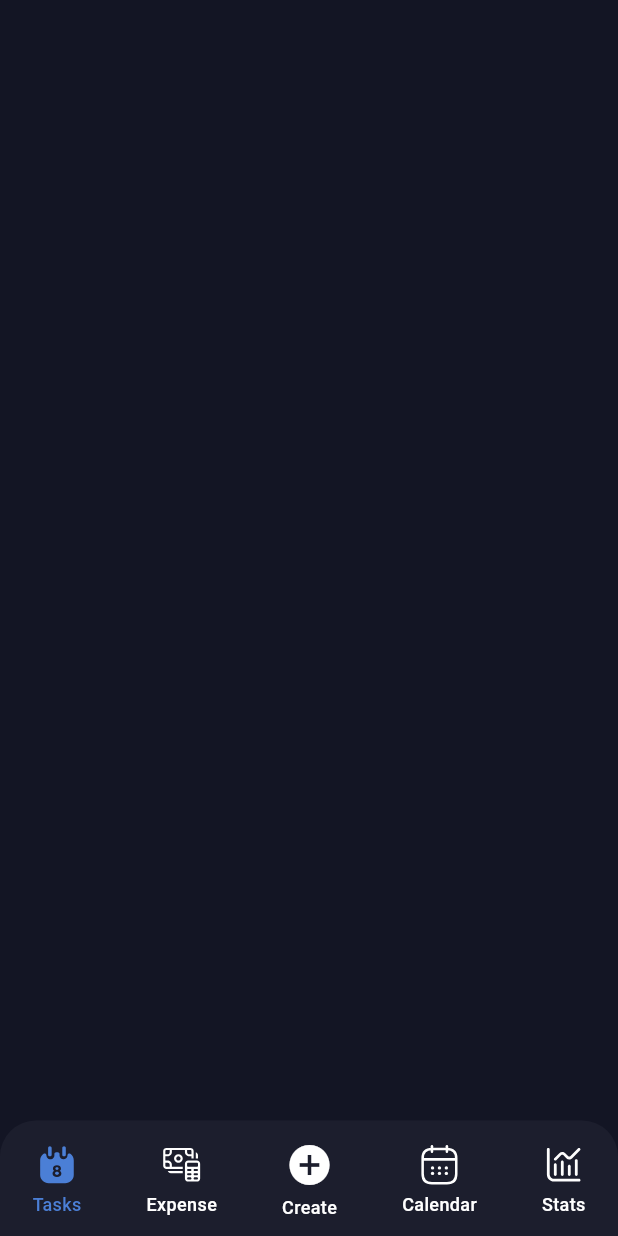
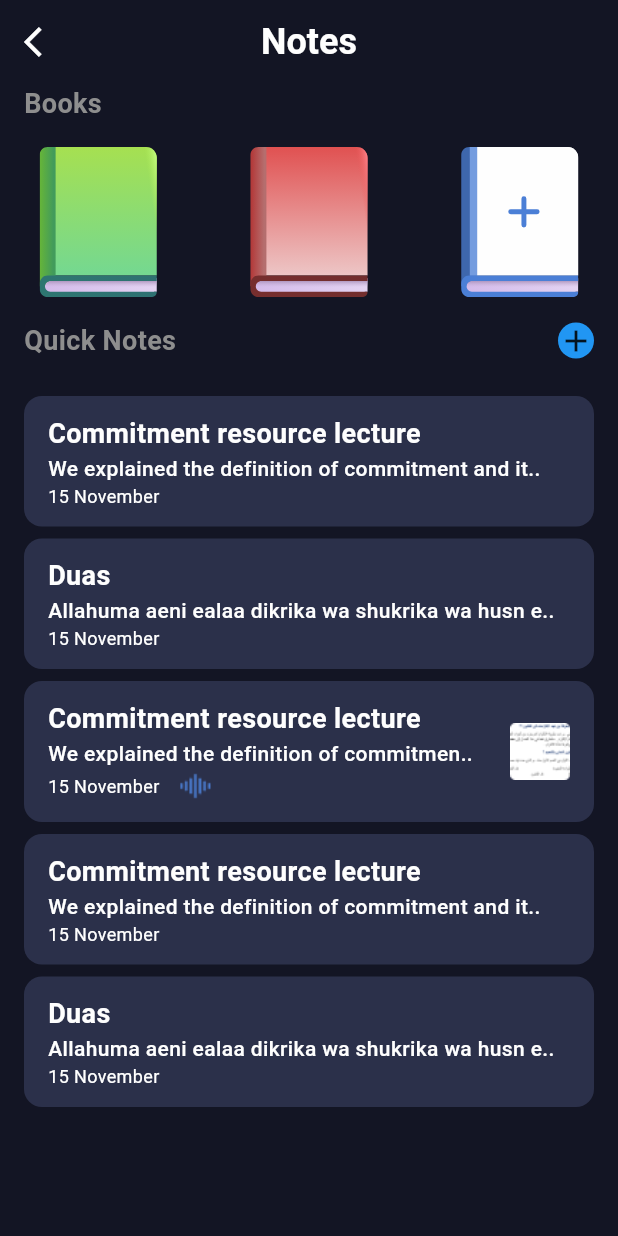
Before and after one commit to jakhongirovjasurbek/productive, a Flutter app: the screen it shows after launch, on a phone screen of 412 x 824 dp. Run offline on Flutter 3.47's test engine with Material 3 defaults, Android fonts, the phone set to English and light mode, and no system bars; drawn by our look-alikes of flutter_slidable, keyboard_dismisser; our stand-ins replace bloc, cached_network_image, device_preview, flutter_bloc, flutter_svg, gap and 3 more; Roboto replaces fonts that are missing (Barlow); project files that could hold a hidden picture were left out.

Commit message:
notes tayyor

```diff
--- a/lib/assets/icons.dart
+++ b/lib/assets/icons.dart
@@ -1,14 +1,19 @@
 const _bnb = 'assets/icons/bnb/';
 
 const path="assets/icons/forgot_password/";
+const pathNotes="assets/icons/notes_svg/";
 
 class AppIcons {
   static const rectangle = "assets/create_new_password/user.png";
   static const isCheck = "assets/create_new_password/isCheck.svg";
   static const logo = "assets/icons/logo.svg";
-    static const right = "assets/icons/right.svg";
+  static const right = "assets/icons/right.svg";
   static const left = "assets/icons/left.svg";
   final back="${path}back.svg";
+  final greenbook="${pathNotes}green_book.svg";
+  final redbook="${pathNotes}red_book.svg";
+  final plusbook="${pathNotes}plus_book.svg";
+  final plus="${pathNotes}plus.svg";
 
 
   static const tasks = "${_bnb}tasks.svg";
--- a/lib/assets/images.dart
+++ b/lib/assets/images.dart
@@ -1,8 +1,13 @@
 const pathImages="assets/images/";
 
+
+
+
 class AppImages {
-  static const unknown = "${pathImages}unknown.png";
-  static const person = "${pathImages}person.png";
-  static const onboardingFirstImage = "assets/images/onboarding_first_image.png";
-  static const onboardingSecondImage = "assets/images/onboarding_second_image.png";
+  final unknown = "${pathImages}unknown.png";
+  final person = "${pathImages}person.png";
+  final audio = "${pathImages}audio.png";
+  final photo = "${pathImages}node_picture.png";
+  final onboardingFirstImage = "assets/images/onboarding_first_image.png";
+  final onboardingSecondImage = "assets/images/onboarding_second_image.png";
 }
--- a/lib/core/pages/onboarding.dart
+++ b/lib/core/pages/onboarding.dart
@@ -62,12 +62,12 @@ class _OnBoardingState extends State<OnBoarding> {
                 controller: controller,
                 children: [
                   OnboardingPageItem(
-                    image: AppImages.onboardingFirstImage,
+                    image: context.images.onboardingFirstImage,
                     desciption: localization.help,
                     title: localization.easyManage,
                   ),
                   OnboardingPageItem(
-                    image:AppImages.onboardingSecondImage,
+                    image:context.images.onboardingSecondImage,
                     desciption: localization.helpOrganize,
                     title: localization. trackYourExpense,
                   ),
--- a/lib/core/pages/splash.dart
+++ b/lib/core/pages/splash.dart
@@ -5,6 +5,7 @@ import 'package:flutter/material.dart';
 import 'package:flutter_svg/svg.dart';
 import 'package:productive/core/extensions/extensions.dart';
 import 'package:productive/core/route_names/app_route_name.dart';
+import 'package:productive/features/notes/presentation/notes.dart';
 import '../../assets/icons.dart';
 
 class SplashPage extends StatefulWidget {
@@ -18,8 +19,9 @@ class _SplashPageState extends State<SplashPage> {
   @override
   void initState() {
     Timer(const Duration(seconds: 0), () {
-      Navigator.of(context)
-          .pushNamedAndRemoveUntil(AppRouteNames.home, (_) => false);
+      Navigator.of(context).push(CupertinoPageRoute(builder: (_)=>NotesPage()));
+      // Navigator.of(context)
+      //     .pushNamedAndRemoveUntil(AppRouteNames.home, (_) => false);
     });
     super.initState();
   }
--- a/lib/features/authentication/presentation/pages/forgot_password.dart
+++ b/lib/features/authentication/presentation/pages/forgot_password.dart
@@ -113,7 +113,7 @@ class _ForgotPasswordState extends State<ForgotPassword> {
                     BoxDecoration(borderRadius: BorderRadius.circular(50)),
                 width: 130,
                 height: 130,
-                child: Image.asset(AppImages.unknown),
+                child: Image.asset(context.images.unknown),
               ),
               Gap(100),
               Form(
--- a/lib/features/authentication/presentation/pages/verification.dart
+++ b/lib/features/authentication/presentation/pages/verification.dart
@@ -55,7 +55,7 @@ class _VerificationPageState extends State<VerificationPage> {
               height: 130,
               width: 130,
               margin: const EdgeInsets.only(top: 20, bottom: 20),
-              child: Image.asset(AppImages.person)
+              child: Image.asset(context.images.person)
             ),
              Text(
               context.localization.password,
--- /dev/null
+++ b/lib/features/notes/presentation/list_item.dart
@@ -0,0 +1,102 @@
+import 'package:flutter/material.dart';
+import 'package:flutter_slidable/flutter_slidable.dart';
+
+import 'package:productive/core/extensions/extensions.dart';
+
+class ListItem extends StatelessWidget {
+  final String title;
+  final String desc;
+  final String date;
+  final String? image;
+  final bool isAudio;
+  final Function onDelete;
+
+  const ListItem({
+    super.key,
+    required this.title,
+    required this.desc,
+    required this.date,
+    this.image,
+    required this.isAudio,
+    required this.onDelete,
+  });
+
+  @override
+  Widget build(BuildContext context) {
+    return Padding(
+      padding: EdgeInsets.only(bottom: 8),
+      child: Slidable(
+        key: const ValueKey(0),
+        endActionPane: ActionPane(
+          motion: const ScrollMotion(),
+          dismissible: DismissiblePane(onDismissed: () {}),
+          children: [
+            SlidableAction(
+              borderRadius: BorderRadius.circular(8),
+              onPressed: (s) {},
+              backgroundColor: Colors.transparent,
+              foregroundColor: context.colors.notesBookSecondColor2,
+              icon: Icons.delete,
+              label: 'Delete',
+            ),
+          ],
+        ),
+        child: Container(
+          padding: const EdgeInsets.symmetric(vertical: 12, horizontal: 16),
+          width: double.infinity,
+          decoration: BoxDecoration(
+              color:context.colors.linkColorBackground,
+              borderRadius: BorderRadius.circular(12)),
+          child: Row(
+            children: [
+              Expanded(
+                child: Column(
+                  crossAxisAlignment: CrossAxisAlignment.start,
+                  children: [
+                    Text(
+                      title,
+                      style: context.style.fontSize18Weight700,
+                      maxLines: 1,
+                    ),
+                    Text(
+                      desc,
+                      style: context.style.fontSize14Weight500,
+                      maxLines: 1,
+                    ),
+                    Row(
+                      children: [
+                        Text(
+                          date,
+                          style: const TextStyle(
+                            fontSize: 12,
+                            fontWeight: FontWeight.w400,
+                            color: Colors.white,
+                          ),
+                        ),
+                        const SizedBox(width: 12),
+                        if (isAudio)
+                          Container(
+                            child: Image.asset(context.images.audio),
+                            height: 24,
+                            width: 24,
+                            // decoration: const BoxDecoration(color: Colors.blue),
+                          )
+                      ],
+                    ),
+                  ],
+                ),
+              ),
+              if (image != null)
+                SizedBox(
+                    width: 40,
+                    height: 40,
+                    child: Image.asset(
+                      image!,
+                    )),
+            ],
+          ),
+        ),
+      ),
+    );
+  }
+}
--- /dev/null
+++ b/lib/features/notes/presentation/notes.dart
@@ -0,0 +1,167 @@
+import 'package:flutter/cupertino.dart';
+import 'package:flutter/material.dart';
+import 'package:flutter_svg/svg.dart';
+import 'package:productive/assets/icons.dart';
+import 'package:productive/core/extensions/extensions.dart';
+import 'package:productive/features/notes/presentation/list_item.dart';
+
+class NotesPage extends StatefulWidget {
+  const NotesPage({Key? key}) : super(key: key);
+
+  @override
+  State<NotesPage> createState() => _NotesPageState();
+}
+
+class _NotesPageState extends State<NotesPage> {
+  List<String> titles = [
+    "Commitment resource lecture",
+    "Duas",
+    "Commitment resource lecture",
+    "Commitment resource lecture",
+    "Duas",
+  ];
+  List<String> desc = [
+    "We explained the definition of commitment and it..",
+    "Allahuma aeni ealaa dikrika wa shukrika wa husn e..",
+    "We explained the definition of commitmen..",
+    "We explained the definition of commitment and it..",
+    "Allahuma aeni ealaa dikrika wa shukrika wa husn e..",
+  ];
+  List<bool> audio = [false, false, true, false, false];
+  List<String?> images = [
+    null,
+    null,
+    "assets/images/node_picture.png",
+    null,
+    null
+  ];
+
+  @override
+  Widget build(BuildContext context) {
+    return Scaffold(
+      appBar: AppBar(
+        automaticallyImplyLeading: false,
+        backgroundColor: context.colors.mainDark,
+        // elevation: 0,
+        centerTitle: true,
+        leading: IconButton(onPressed: (){}, icon: Icon(Icons.arrow_back_ios, color: context.colors.white
+          ,)),
+        title: Text(
+          'Notes',
+          style: context.style.fontSize24Weight700
+        ),
+      ),
+      body: SingleChildScrollView(
+        padding: const EdgeInsets.symmetric(horizontal: 16),
+        child: Column(
+          crossAxisAlignment: CrossAxisAlignment.start,
+          children: [
+             Text(
+            context.localization.books,
+              style:context.style.fontSize18Weight600.copyWith(color: context.colors.createTaskTime)
+            ),
+            const SizedBox(height: 16),
+            Row(
+              mainAxisAlignment: MainAxisAlignment.spaceBetween,
+              children: [
+                Container(
+                  child:SvgPicture.asset(context.icons.greenbook) ,
+                  height: 100,
+                  width: 100,
+                ),
+                Container(
+                  child: SvgPicture.asset(context.icons.redbook),
+                  height: 100,
+                  width: 100,
+                ),
+                Container(
+                  child: SvgPicture.asset(context.icons.plusbook),
+                  height: 100,
+                  width: 100,
+                )
+
+                // SvgPicture.asset(
+                //   AppIcons.greenbook,
+                //   height: 100,
+                //   width: 100,
+                //   color: Colors.white,
+                // ),
+              ],
+            ),
+            Row(
+              children: [
+                Expanded(
+                  child: Padding(
+                    padding: EdgeInsets.only(top: 16.0),
+                    child: Text(
+                      context.localization.quick_notes,
+                      style:context.style.fontSize18Weight600.copyWith(color: context.colors.createTaskTime)
+                    ),
+                  ),
+                ),
+                Padding(
+                  padding: const EdgeInsets.only(top: 16.0),
+                  child: Container(
+                    decoration: const BoxDecoration(
+                      color: Colors.blue,
+                      shape: BoxShape.circle,
+                    ),
+                    child: const Icon(Icons.add),
+                  ),
+                ),
+              ],
+            ),
+            const SizedBox(height: 24),
+            _buildNotesList(),
+            const SizedBox(height: 100),
+          ],
+        ),
+      ),
+    );
+  }
+
+  Column _buildBookColumn(String iconPath, String label) {
+    return Column(
+      children: [
+        SvgPicture.asset(
+          iconPath,
+          height: 91,
+        ),
+        Text(
+          label,
+          style: const TextStyle(
+            fontSize: 16,
+            fontWeight: FontWeight.w500,
+            color: Colors.black,
+          ),
+        ),
+      ],
+    );
+  }
+
+  Widget _buildNotesList() {
+    return ListView.builder(
+      padding: const EdgeInsets.only(bottom: 24),
+      shrinkWrap: true,
+      physics: const NeverScrollableScrollPhysics(),
+      itemCount: titles.length,
+      itemBuilder: (context, index) {
+        return ListItem(
+          title: titles[index],
+          image: images[index],
+          desc: desc[index],
+          date: "15 November",
+          isAudio: audio[index],
+          onDelete: () {
+            setState(() {
+              titles.removeAt(index);
+              desc.removeAt(index);
+              images.removeAt(index);
+              audio.removeAt(index);
+            });
+          },
+        );
+      },
+    );
+  }
+}
--- a/lib/l10n/intl_en.arb
+++ b/lib/l10n/intl_en.arb
@@ -29,5 +29,25 @@
   "gym_time":"Gym time",
   "PM": "PM",
   "link":"Link to meeting",
-  "categories_appbar": "Categories"
+  "categories_appbar": "Categories",
+  "title":"Commitment resource lecture",
+  "description":"We explained the definition of commitment and it..",
+  "day":"15 November",
+  "title1":"Duas",
+  "description1":"Allahuma aeni ealaa dikrika wa shukrika wa husn e..",
+  "day1":"15 November",
+  "title2":"Commitment resource lecture",
+  "description2":"We explained the definition of commitmen..",
+  "day2":"15 November",
+  "title3":"Commitment resource lecture",
+  "description3":"We explained the definition of commitment and it..",
+  "day3":"15 November",
+  "title4":"Commitment resource lecture",
+  "description4":"We explained the definition of commitment and it..",
+  "day4":"15 November",
+  "quick_notes":"Quick Notes",
+  "books":"Books"
+
+
+
 }
--- a/pubspec.yaml
+++ b/pubspec.yaml
@@ -23,6 +23,7 @@ dependencies:
   cached_network_image: ^3.3.1
   shimmer: ^3.0.0
   equatable: any
+  flutter_slidable: ^3.0.1
 
 dev_dependencies:
   flutter_test:
@@ -51,6 +52,7 @@ flutter:
     - assets/icons/forgot_password/
     - assets/images/
     - assets/icons/expanse/
+    - assets/icons/notes_svg/
 
 flutter_intl:
   enabled: true
```
Also changed, not shown: assets/icons/notes_svg/green_book.svg (added), assets/icons/notes_svg/plus.svg (added), assets/icons/notes_svg/plus_book.svg (added), assets/icons/notes_svg/red_book.svg (added), assets/images/audio.png (added), assets/images/node_picture.png (added), lib/generated/intl/messages_en.dart, lib/generated/l10n.dart, pubspec.lock.
